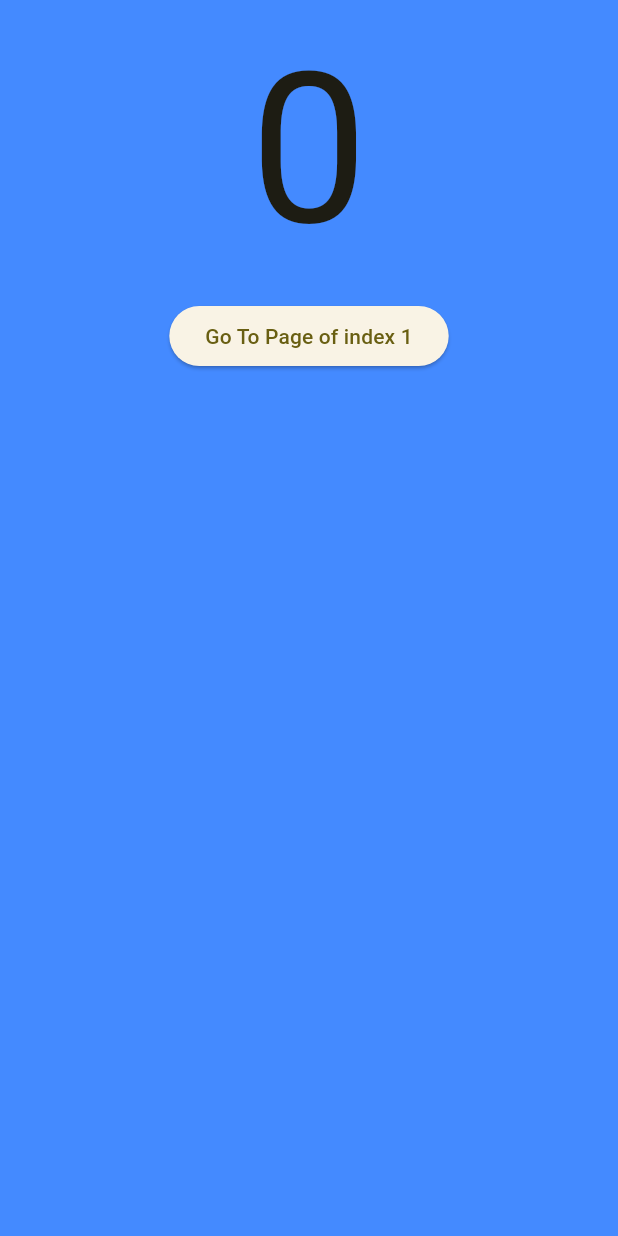
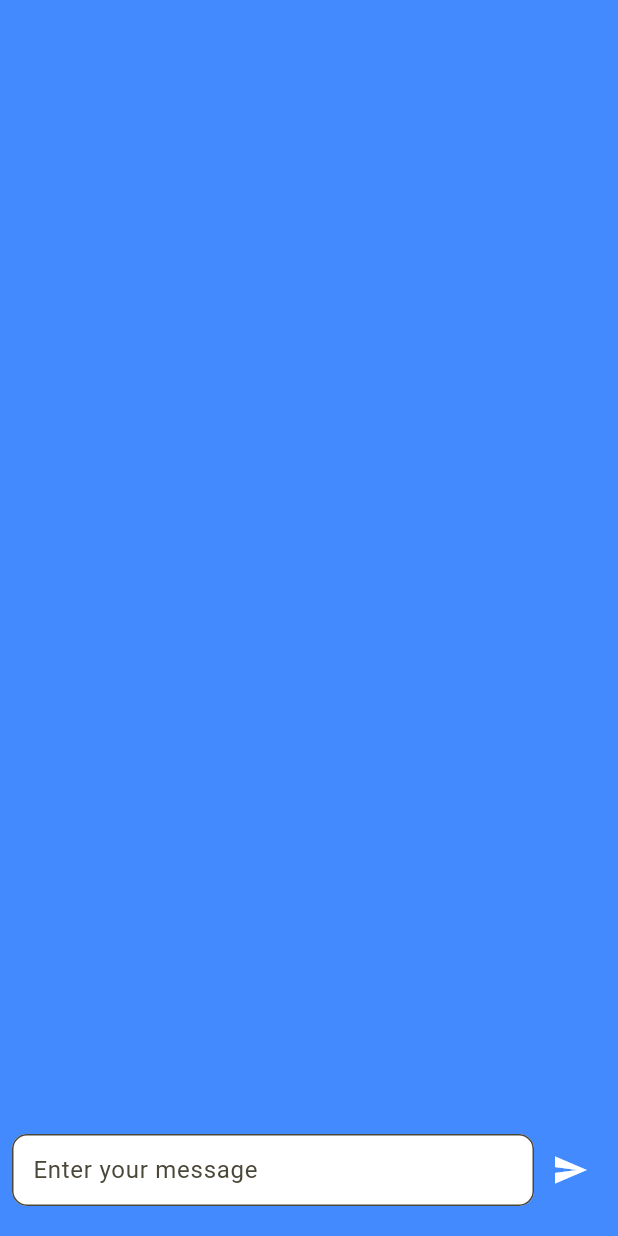
Before and after one commit to crysy-rThomas/ttsp_front, a Flutter app: the Chat screen opened directly, on a phone screen of 412 x 824 dp. Run offline on Flutter 3.47's test engine with Material 3 defaults, Android fonts, the light colour scheme and no system bars; our stand-ins replace curved_navigation_bar, dio, flutter_secure_storage; accounts and stored records are empty.

Commit message:
add chatbox

```diff
--- a/ttsp_app/lib/pages/chatPages/chat.dart
+++ b/ttsp_app/lib/pages/chatPages/chat.dart
@@ -3,35 +3,89 @@ import 'package:flutter/material.dart';
 
 import '../../main.dart';
 GlobalKey<CurvedNavigationBarState> _bottomNavigationKey = GlobalKey();
+
 class Chat extends StatefulWidget {
   const Chat({super.key});
 
   @override
-  State<Chat> createState() => _Chat();
+  State<Chat> createState() => _ChatState();
 }
 
-class _Chat extends State<Chat> with WidgetsBindingObserver {
+class _ChatState extends State<Chat> with WidgetsBindingObserver {
+  final List<String> _messages = [];
+  final TextEditingController _controller = TextEditingController();
+
+  @override
+  void dispose() {
+    _controller.dispose();
+    super.dispose();
+  }
+
+  void _sendMessage() {
+    if (_controller.text.isNotEmpty) {
+      setState(() {
+        _messages.add(_controller.text);
+        _controller.clear();
+      });
+    }
+  }
+
   @override
   Widget build(BuildContext context) {
     return Scaffold(
       body: Container(
         color: Colors.blueAccent,
-          child: Center(
         child: Column(
           children: <Widget>[
-                Text(pos.toString(), textScaleFactor: 10.0),
-                ElevatedButton(
-                  child: const Text('Go To Page of index 1'),
-                  onPressed: () {
-                    //Page change using state does the same as clicking index 1 navigation button
-                    final CurvedNavigationBarState? navBarState =
-                        _bottomNavigationKey.currentState;
-                    navBarState?.setPage(1);
+            Expanded(
+              child: ListView.builder(
+                itemCount: _messages.length,
+                itemBuilder: (context, index) {
+                  return Container(
+                    alignment: Alignment.centerLeft,
+                    margin: const EdgeInsets.symmetric(vertical: 10.0, horizontal: 20.0),
+                    padding: const EdgeInsets.all(10.0),
+                    decoration: BoxDecoration(
+                      color: Colors.white,
+                      borderRadius: BorderRadius.circular(10.0),
+                    ),
+                    child: Text(
+                      _messages[index],
+                      style: const TextStyle(color: Colors.black),
+                    ),
+                  );
                 },
-                )
+              ),
+            ),
+            Padding(
+              padding: const EdgeInsets.fromLTRB(8.0, 8.0, 8.0, 20.0),
+              child: Row(
+                children: <Widget>[
+                  Expanded(
+                    child: TextField(
+                      controller: _controller,
+                      decoration: InputDecoration(
+                        filled: true,
+                        fillColor: Colors.white,
+                        hintText: 'Enter your message',
+                        border: OutlineInputBorder(
+                          borderRadius: BorderRadius.circular(10.0),
+                        ),
+                        contentPadding: const EdgeInsets.symmetric(horizontal: 10.0),
+                      ),
+                    ),
+                  ),
+                  IconButton(
+                    icon: const Icon(Icons.send),
+                    color: Colors.white,
+                    onPressed: _sendMessage,
+                  ),
                 ],
               ),
             ),
-        ));
+          ],
+        ),
+      ),
+    );
   }
 }
```
Lines whose indentation alone changed are shown as unchanged.
